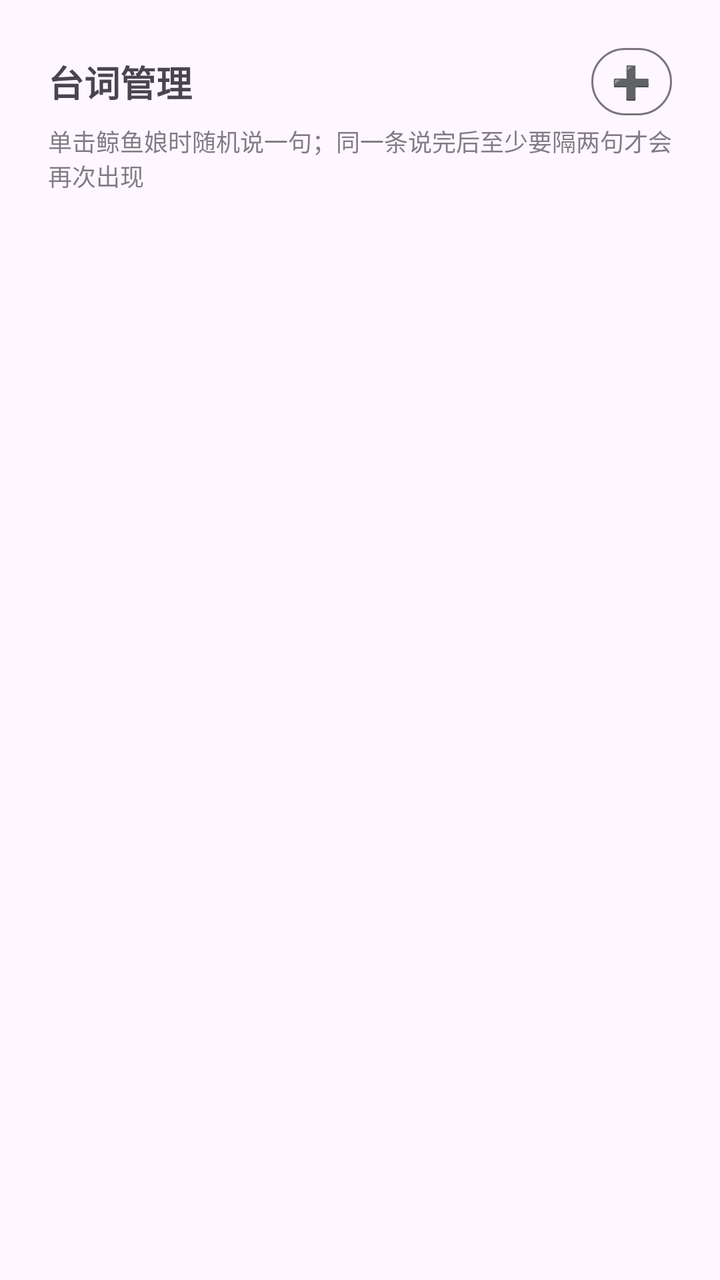
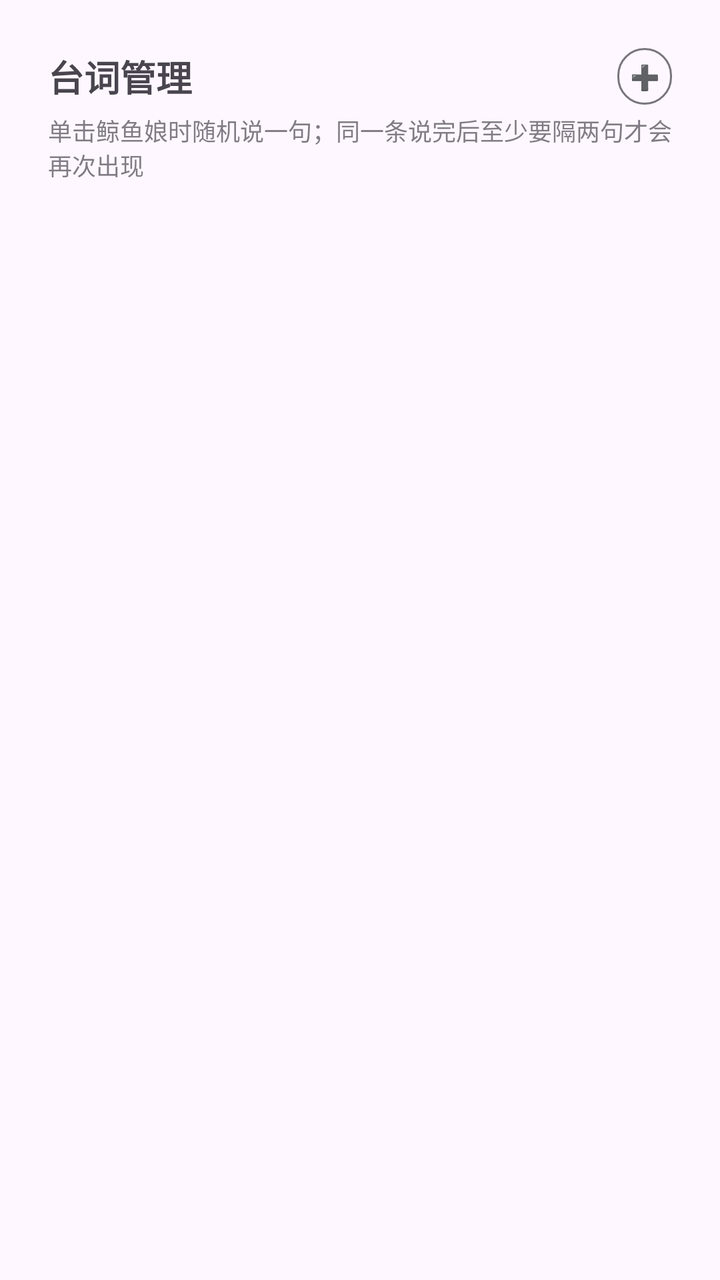

Before-and-after screenshots of an Android layout around one commit, followed by the original layout XML and the change that was made.
<!-- AndroidManifest.xml: application theme Theme.WhalePet -->
<!-- res/layout/page_lines.xml -->
<?xml version="1.0" encoding="utf-8"?>
<ScrollView xmlns:android="http://schemas.android.com/apk/res/android"
    android:layout_width="match_parent"
    android:layout_height="match_parent"
    android:fillViewport="true">

    <LinearLayout
        android:layout_width="match_parent"
        android:layout_height="wrap_content"
        android:orientation="vertical"
        android:padding="24dp">

        
        <LinearLayout
            android:layout_width="match_parent"
            android:layout_height="wrap_content"
            android:gravity="center_vertical"
            android:orientation="horizontal">

            <TextView
                android:layout_width="0dp"
                android:layout_height="wrap_content"
                android:layout_weight="1"
                android:text="@string/lines_title"
                android:textSize="18sp"
                android:textStyle="bold" />

            <Button
                android:id="@+id/btn_add_line"
                style="?attr/materialButtonOutlinedStyle"
                android:layout_width="wrap_content"
                android:layout_height="wrap_content"
                android:contentDescription="@string/add_line_hint"
                android:insetBottom="0dp"
                android:insetTop="0dp"
                android:minHeight="0dp"
                android:minWidth="0dp"
                android:paddingLeft="10dp"
                android:paddingRight="10dp"
                android:text="➕"
                android:textSize="16sp" />
        </LinearLayout>

        <TextView
            android:layout_width="match_parent"
            android:layout_height="wrap_content"
            android:layout_marginTop="4dp"
            android:alpha="0.7"
            android:text="@string/lines_hint"
            android:textSize="12sp" />

        <LinearLayout
            android:id="@+id/ll_lines"
            android:layout_width="match_parent"
            android:layout_height="wrap_content"
            android:layout_marginTop="12dp"
            android:orientation="vertical" />
    </LinearLayout>
</ScrollView>
<!-- resources referenced by this layout -->
<resources>
  <string name="add_line_hint">添加台词</string>
  <string name="lines_hint">单击鲸鱼娘时随机说一句；同一条说完后至少要隔两句才会再次出现</string>
  <string name="lines_title">台词管理</string>
  <style name="Theme.WhalePet" parent="Theme.Material3.DayNight.NoActionBar">
          
          <item name="colorPrimary">#A2B4DD</item>
          <item name="colorOnPrimary">#FFFFFF</item>
          <item name="colorPrimaryContainer">#D6DEF2</item>
          <item name="colorOnPrimaryContainer">#22315E</item>
          <item name="android:statusBarColor">@android:color/transparent</item>
      </style>
</resources>

<!-- the commit's change to res/layout/page_lines.xml (unified diff, before → after) -->
@@ -33,12 +33,12 @@
                 android:contentDescription="@string/add_line_hint"
                 android:insetBottom="0dp"
                 android:insetTop="0dp"
-                android:minHeight="0dp"
+                android:minHeight="28dp"
                 android:minWidth="0dp"
-                android:paddingLeft="10dp"
-                android:paddingRight="10dp"
+                android:paddingLeft="6dp"
+                android:paddingRight="6dp"
                 android:text="➕"
-                android:textSize="16sp" />
+                android:textSize="12sp" />
         </LinearLayout>
 
         <TextView
